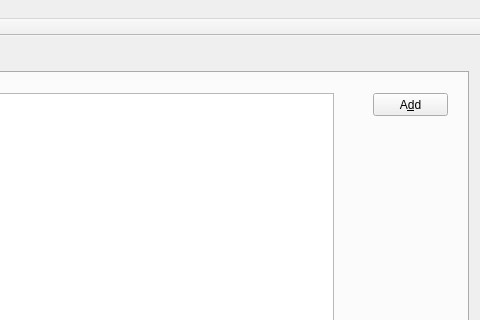
martin-kudlicka/virtual-desktop-manager, file source/mainwindow.ui: the form before one commit; both pictures show x 320 to 800 and y 0 to 320 of the 800 by 600 pixel window.
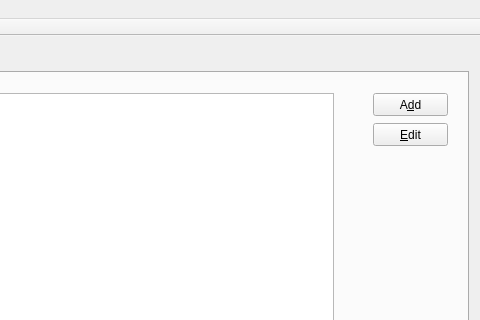
The form after the commit.

The edit to the form file:
```diff
--- a/source/mainwindow.ui
+++ b/source/mainwindow.ui
@@ -88,6 +88,19 @@
          <string>A&amp;dd</string>
         </property>
        </widget>
+       <widget class="QPushButton" name="editRuleButton">
+        <property name="geometry">
+         <rect>
+          <x>680</x>
+          <y>50</y>
+          <width>75</width>
+          <height>23</height>
+         </rect>
+        </property>
+        <property name="text">
+         <string>&amp;Edit</string>
+        </property>
+       </widget>
       </widget>
      </widget>
     </item>
```
